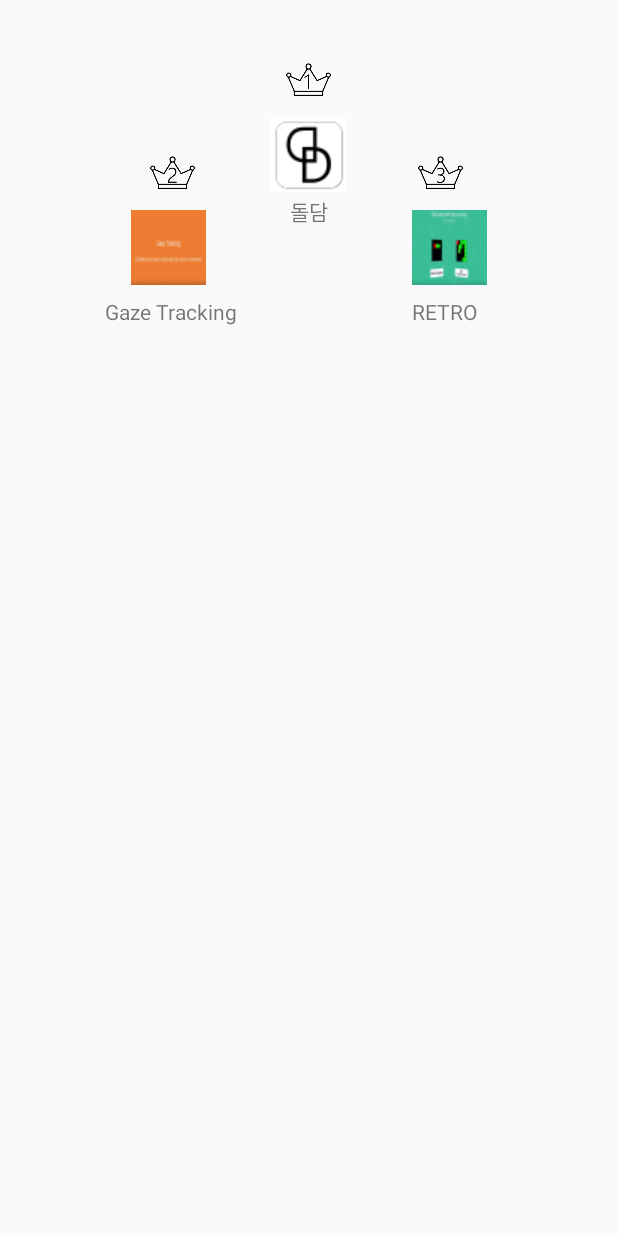
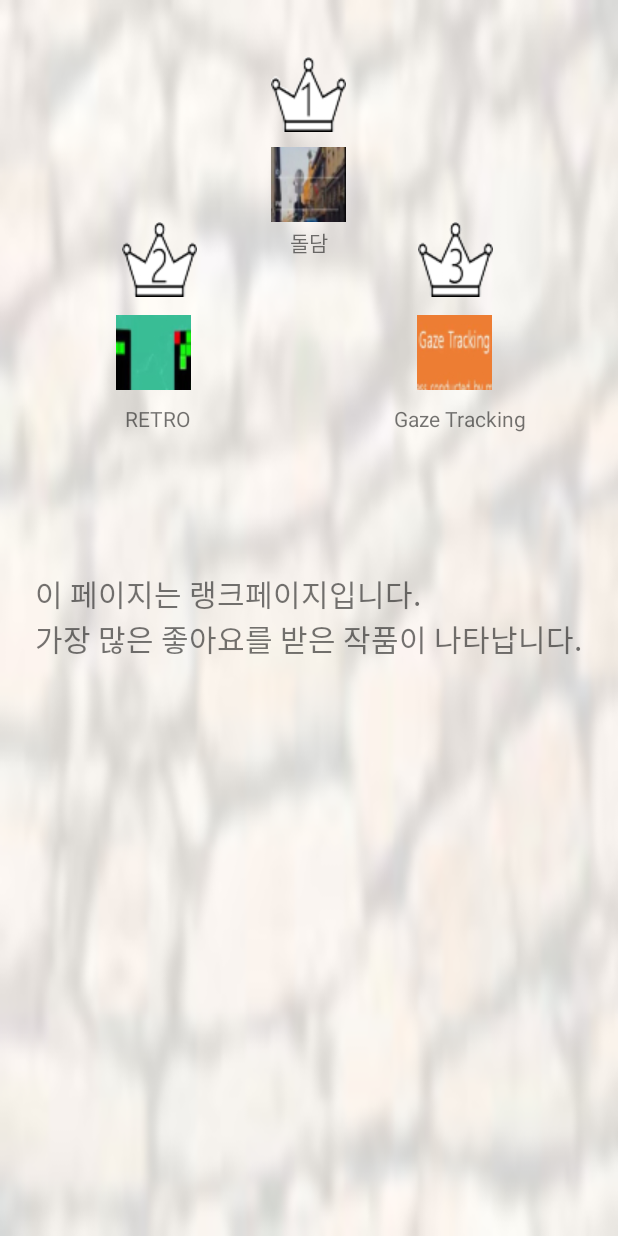
Before and after one commit to jyb2605/doldam, an Android app: the fragment PopularFragment shown on its own in the app's theme, on a phone screen of 412 x 824 dp. Run offline under Robolectric (Android 15) with nearby library versions, the phone set to English and light mode, and no system bars; our stand-ins replace CircleImageView.

Commit message:
popular / attention 페이지 수정

```diff
--- a/app/src/main/res/layout/activity_main.xml
+++ b/app/src/main/res/layout/activity_main.xml
@@ -21,7 +21,7 @@
         <ImageView
             android:layout_width="30dp"
             android:layout_height="30dp"
-            app:srcCompat="@drawable/search_icon" />
+            app:srcCompat="@drawable/mini_logo" />
         <EditText
             android:layout_marginLeft="10dp"
             android:id="@+id/editText"
@@ -39,9 +39,8 @@
             />
         <ImageView
             android:layout_width="40dp"
-
             android:layout_height="40dp"
-            app:srcCompat="@drawable/filter" />
+            app:srcCompat="@drawable/search_icon" />
 
     </LinearLayout>
 
--- a/app/src/main/res/layout/fragment_attention.xml
+++ b/app/src/main/res/layout/fragment_attention.xml
@@ -2,6 +2,7 @@
 <LinearLayout xmlns:android="http://schemas.android.com/apk/res/android"
     android:layout_width="fill_parent"
     android:layout_height="fill_parent"
+    android:background="#e5e5e5"
     android:orientation="vertical" >
     ﻿
     <GridView
@@ -14,5 +15,15 @@
         android:paddingTop="10dp"
         android:paddingBottom="10dp">
     </GridView>
+
+    <TextView
+        android:id="@+id/textView5"
+        android:layout_width="match_parent"
+        android:layout_height="match_parent"
+        android:layout_marginLeft="50dp"
+        android:textSize="20dp"
+        android:paddingTop="20dp"
+
+        android:text="이 페이지는 자신이 좋아요를 누른 \n작품들이 나타나는 페이지 입니다." />
     ﻿
 </LinearLayout>
--- a/app/src/main/res/layout/fragment_popular.xml
+++ b/app/src/main/res/layout/fragment_popular.xml
@@ -4,6 +4,7 @@
     xmlns:tools="http://schemas.android.com/tools"
     android:layout_width="match_parent"
     android:layout_height="match_parent"
+    android:background="@drawable/brick_background"
     tools:context="com.doldam.SplashActivity">
 
     <RelativeLayout
@@ -15,30 +16,31 @@
 
         <ImageView
             android:id="@+id/secondrank"
-            android:layout_width="30dp"
-            android:layout_height="30dp"
+            android:layout_width="50dp"
+            android:layout_height="50dp"
             android:layout_marginLeft="100dp"
             android:layout_marginRight="50dp"
-            android:layout_marginTop="100dp"
-            app:srcCompat="@drawable/second_doldam" />
+            app:srcCompat="@drawable/second_rank"
+            android:layout_marginEnd="49dp"
+            android:layout_below="@+id/imageButton4"
+            android:layout_toStartOf="@+id/imageButton4" />
 
         <ImageView
             android:id="@+id/firstrank"
-            android:layout_width="30dp"
-            android:layout_height="30dp"
+            android:layout_width="50dp"
+            android:layout_height="50dp"
             android:layout_marginTop="38dp"
-            app:srcCompat="@drawable/first_doldam"
-
+            app:srcCompat="@drawable/first_rank"
             android:layout_alignParentTop="true"
             android:layout_centerHorizontal="true" />
 
         <ImageView
             android:id="@+id/thirdrank"
-            android:layout_width="30dp"
-            android:layout_height="30dp"
+            android:layout_width="50dp"
+            android:layout_height="50dp"
             android:layout_marginLeft="50dp"
             android:layout_marginRight="50dp"
-            app:srcCompat="@drawable/third_doldam"
+            app:srcCompat="@drawable/third_rank"
             android:layout_marginStart="48dp"
             android:layout_alignTop="@+id/secondrank"
             android:layout_toEndOf="@+id/imageButton4" />
@@ -57,36 +59,36 @@
         android:id="@+id/imageButton2"
         android:layout_width="50dp"
         android:layout_height="50dp"
-        android:layout_marginStart="87dp"
-        android:layout_marginTop="10dp"
+        android:layout_marginTop="12dp"
         app:srcCompat="@drawable/mini_second"
         android:layout_below="@+id/linearLayout"
-        android:layout_alignParentStart="true" />
+        android:layout_alignEnd="@+id/textView3" />
 
     <ImageButton
         android:id="@+id/imageButton3"
         android:layout_width="50dp"
         android:layout_height="50dp"
-        android:layout_marginEnd="87dp"
         app:srcCompat="@drawable/mini_third"
+        android:layout_marginStart="15dp"
         android:layout_alignTop="@+id/imageButton2"
-        android:layout_alignParentEnd="true" />
+        android:layout_alignStart="@+id/textView4" />
 
     <TextView
         android:id="@+id/textView2"
         android:layout_width="wrap_content"
         android:layout_height="wrap_content"
-        android:layout_below="@+id/linearLayout"
+        android:text="돌담"
+        android:layout_alignBottom="@+id/linearLayout"
         android:layout_centerHorizontal="true"
-        android:text="돌담" />
+        android:layout_marginBottom="26dp" />
 
     <TextView
         android:id="@+id/textView3"
         android:layout_width="wrap_content"
         android:layout_height="wrap_content"
-        android:layout_marginTop="8dp"
-        android:text="Gaze Tracking"
-        android:layout_marginEnd="35dp"
+        android:layout_marginTop="9dp"
+        android:text="RETRO"
+        android:layout_marginEnd="66dp"
         android:layout_below="@+id/imageButton2"
         android:layout_toStartOf="@+id/textView2" />
 
@@ -94,8 +96,20 @@
         android:id="@+id/textView4"
         android:layout_width="wrap_content"
         android:layout_height="wrap_content"
-        android:layout_alignStart="@+id/imageButton3"
-        android:layout_alignTop="@+id/textView3"
-        android:text="RETRO" />
+        android:text="Gaze Tracking"
+        android:layout_marginStart="44dp"
+        android:layout_alignBaseline="@+id/textView3"
+        android:layout_alignBottom="@+id/textView3"
+        android:layout_toEndOf="@+id/textView2" />
+
+    <TextView
+        android:id="@+id/textView6"
+        android:layout_width="wrap_content"
+        android:layout_height="wrap_content"
+        android:text="이 페이지는 랭크페이지입니다.\n가장 많은 좋아요를 받은 작품이 나타납니다."
+        android:layout_below="@+id/textView4"
+        android:textSize="20dp"
+        android:layout_centerHorizontal="true"
+        android:layout_marginTop="92dp" />
 
 </RelativeLayout>
```
Also changed, not shown: app/src/main/res/drawable/brick_background.png (added), app/src/main/res/drawable/first_doldam.png (deleted), app/src/main/res/drawable/first_rank.png (added), app/src/main/res/drawable/mini_first.jpg, app/src/main/res/drawable/mini_logo.jpg (added), app/src/main/res/drawable/mini_second.jpg, app/src/main/res/drawable/mini_third.jpg, app/src/main/res/drawable/second_doldam.png (deleted), app/src/main/res/drawable/second_rank.png (added), app/src/main/res/drawable/third_doldam.png (deleted), app/src/main/res/drawable/third_rank.png (added), app/src/main/res/drawable/vr.png (deleted).
